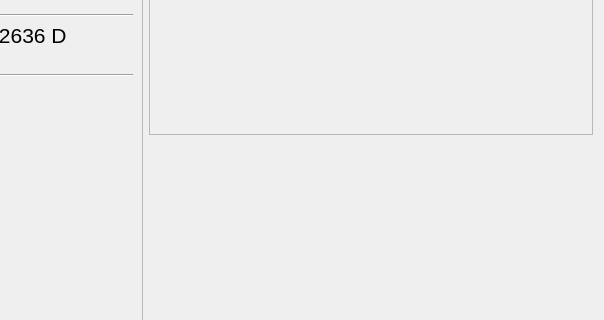
The window that src/qt/forms/overviewpage.ui (metaspartan/denarius) describes before a commit, drawn with Qt 5; both pictures show x 313 to 917 and y 114 to 434 of the 917 by 681 pixel window.
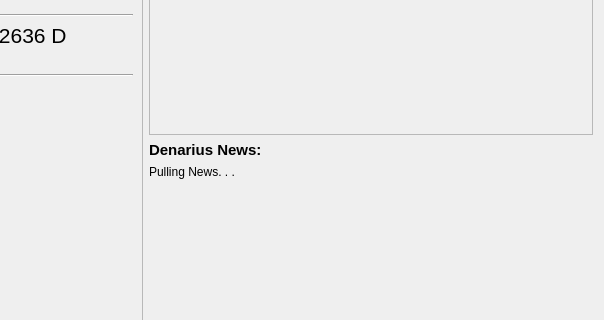
The same window after the commit. Icons and pictures are not drawn.

Commit message: Added Denarius News Feed and Fixed Market Tab Data

The edit to the form file:
```diff
--- a/src/qt/forms/overviewpage.ui
+++ b/src/qt/forms/overviewpage.ui
@@ -656,6 +656,36 @@
        </layout>
       </widget>
      </item>
+     <item>
+      <widget class="QLabel" name="label_699">
+       <property name="font">
+        <font>
+         <pointsize>11</pointsize>
+         <weight>75</weight>
+         <bold>true</bold>
+        </font>
+       </property>
+       <property name="text">
+        <string>Denarius News:</string>
+       </property>
+      </widget>
+     </item>
+     <item>
+      <widget class="QLabel" name="labelNewsFeed">
+       <property name="styleSheet">
+        <string notr="true"/>
+       </property>
+       <property name="text">
+        <string>Pulling News. . .</string>
+       </property>
+       <property name="openExternalLinks">
+        <bool>true</bool>
+       </property>
+       <property name="textInteractionFlags">
+        <set>Qt::LinksAccessibleByMouse|Qt::TextSelectableByKeyboard|Qt::TextSelectableByMouse</set>
+       </property>
+      </widget>
+     </item>
      <item>
       <spacer name="verticalSpacer_2">
        <property name="orientation">
```
Left out of the diff: 148 changed lines with no effect on the pictures. The commit also changes 6 other files.
